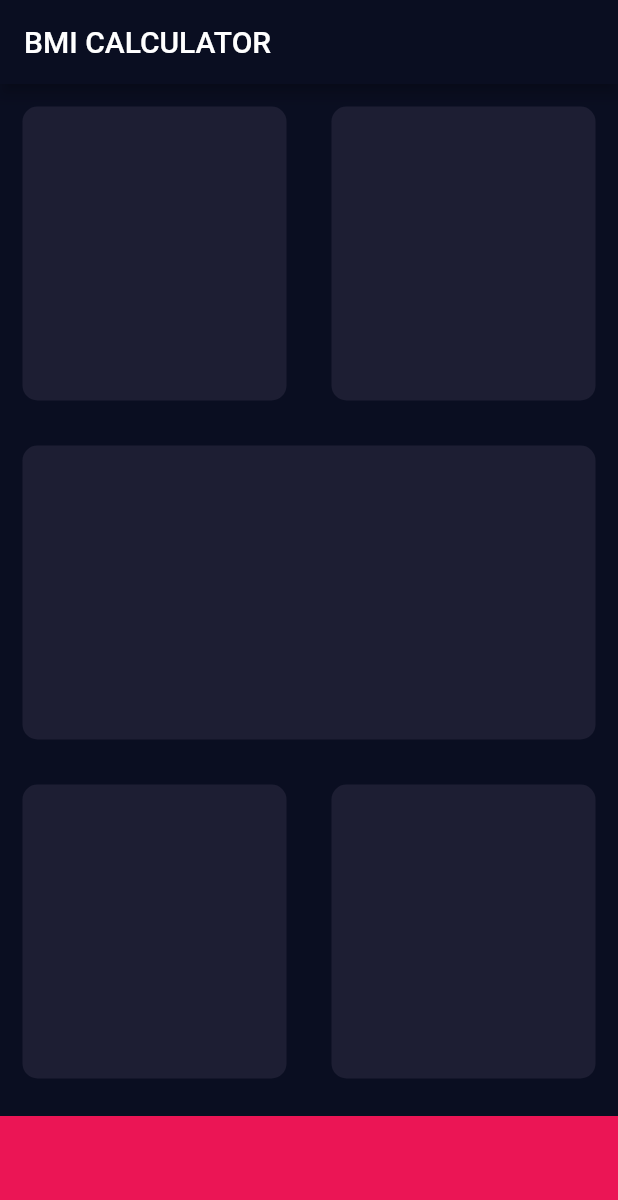
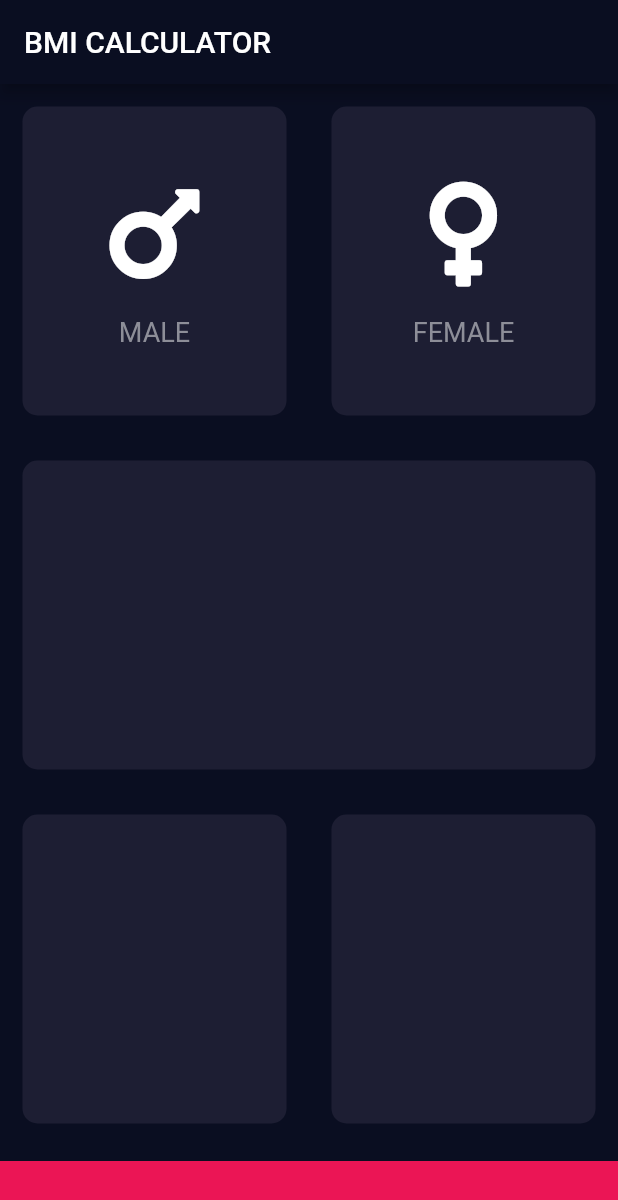
Before and after one commit to PatrickChow0803/flutter-bmi-calc, a Flutter app: the screen it shows after launch, on a phone screen of 412 x 824 dp. Shown: the top 1200 px of the screen. Run offline on Flutter 3.47's test engine with Material 2 defaults, Android fonts, the phone set to English and light mode, and no system bars; our stand-ins replace font_awesome_flutter.

```diff
--- /dev/null
+++ b/lib/icon_content.dart
@@ -0,0 +1,33 @@
+import 'package:flutter/material.dart';
+
+const labelTextStyle = TextStyle(
+  fontSize: 18.0,
+  color: Color(0xFF8D8E98),
+);
+
+class IconContent extends StatelessWidget {
+  IconContent({@required this.icon, @required this.label});
+
+  final IconData icon;
+  final String label;
+
+  @override
+  Widget build(BuildContext context) {
+    return Column(
+      mainAxisAlignment: MainAxisAlignment.center,
+      children: <Widget>[
+        Icon(
+          icon,
+          size: 80.0,
+        ),
+        SizedBox(
+          height: 15.0,
+        ),
+        Text(
+          label,
+          style: labelTextStyle,
+        )
+      ],
+    );
+  }
+}
--- a/lib/input_page.dart
+++ b/lib/input_page.dart
@@ -1,4 +1,7 @@
 import 'package:flutter/material.dart';
+import 'package:font_awesome_flutter/font_awesome_flutter.dart';
+import 'icon_content.dart';
+import 'reuseable_card.dart';
 
 /*
 
@@ -10,7 +13,7 @@ import 'package:flutter/material.dart';
 
  */
 
-const BOTTOM_CONTAINER_HEIGHT = 80.0;
+const BOTTOM_CONTAINER_HEIGHT = 50.0;
 const ACTIVE_CARD_COLOR = Color(0xFF1D1E33);
 const BOTTOM_CONTAINER_COLOR = Color(0xFFEB1555);
 
@@ -34,25 +37,43 @@ class _InputPageState extends State<InputPage> {
             child: Row(
               children: <Widget>[
                 Expanded(
-                  child: ReuseableCard(color: ACTIVE_CARD_COLOR),
+                  child: ReuseableCard(
+                    color: ACTIVE_CARD_COLOR,
+                    cardChild: IconContent(
+                      icon: FontAwesomeIcons.mars,
+                      label: 'MALE',
+                    ),
+                  ),
                 ),
                 Expanded(
-                  child: ReuseableCard(color: ACTIVE_CARD_COLOR),
+                  child: ReuseableCard(
+                    color: ACTIVE_CARD_COLOR,
+                    cardChild: IconContent(
+                      icon: FontAwesomeIcons.venus,
+                      label: 'FEMALE',
+                    ),
+                  ),
                 ),
               ],
             ),
           ),
           Expanded(
-            child: ReuseableCard(color: ACTIVE_CARD_COLOR),
+            child: ReuseableCard(
+              color: ACTIVE_CARD_COLOR,
+            ),
           ),
           Expanded(
             child: Row(
               children: <Widget>[
                 Expanded(
-                  child: ReuseableCard(color: ACTIVE_CARD_COLOR),
+                  child: ReuseableCard(
+                    color: ACTIVE_CARD_COLOR,
+                  ),
                 ),
                 Expanded(
-                  child: ReuseableCard(color: ACTIVE_CARD_COLOR),
+                  child: ReuseableCard(
+                    color: ACTIVE_CARD_COLOR,
+                  ),
                 ),
               ],
             ),
@@ -68,22 +89,3 @@ class _InputPageState extends State<InputPage> {
     );
   }
 }
-
-// Card that displays information on the screen
-class ReuseableCard extends StatelessWidget {
-  ReuseableCard({@required this.color});
-
-  final Color color;
-
-  @override
-  Widget build(BuildContext context) {
-    return Container(
-      margin: EdgeInsets.all(15),
-//        Use decoration to give boxes a rounded edge
-      decoration: BoxDecoration(
-        color: color,
-        borderRadius: BorderRadius.circular(10.0),
-      ),
-    );
-  }
-}
--- /dev/null
+++ b/lib/reuseable_card.dart
@@ -0,0 +1,22 @@
+// Card that displays information on the screen
+import 'package:flutter/material.dart';
+
+class ReuseableCard extends StatelessWidget {
+  ReuseableCard({@required this.color, this.cardChild});
+
+  final Color color;
+  final Widget cardChild;
+
+  @override
+  Widget build(BuildContext context) {
+    return Container(
+      child: cardChild,
+      margin: EdgeInsets.all(15),
+//        Use decoration to give boxes a rounded edge
+      decoration: BoxDecoration(
+        color: color,
+        borderRadius: BorderRadius.circular(10.0),
+      ),
+    );
+  }
+}
--- a/pubspec.yaml
+++ b/pubspec.yaml
@@ -11,6 +11,7 @@ dependencies:
     sdk: flutter
 
   cupertino_icons: ^0.1.2
+  font_awesome_flutter: ^8.7.0
 
 dev_dependencies:
   flutter_test:
```
